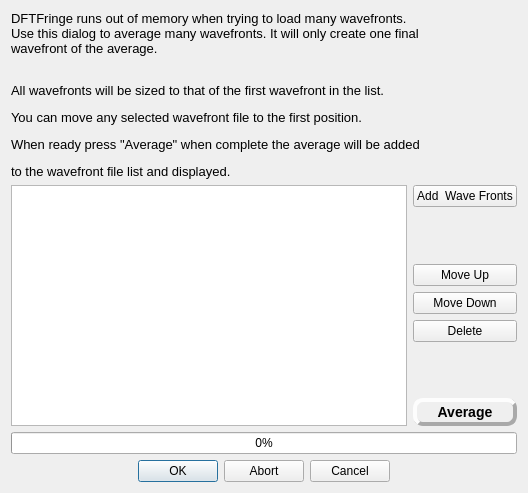
Qt form averagewavefrontfilesdlg.ui (githubdoe/DFTFringe) before a commit.
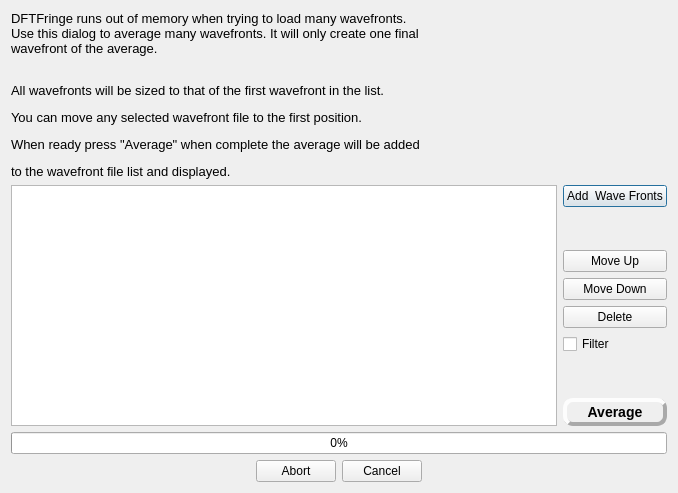
The same form after that commit. Icons and pictures are not drawn.

The edit to the form file:
```diff
--- a/averagewavefrontfilesdlg.ui
+++ b/averagewavefrontfilesdlg.ui
@@ -6,7 +6,7 @@
    <rect>
     <x>0</x>
     <y>0</y>
-    <width>528</width>
+    <width>678</width>
     <height>493</height>
    </rect>
   </property>
@@ -84,6 +84,16 @@
          </property>
         </widget>
        </item>
+       <item>
+        <widget class="QCheckBox" name="filterCB">
+         <property name="toolTip">
+          <string>&lt;html&gt;&lt;head/&gt;&lt;body&gt;&lt;p&gt;Exclude wavefronts from the average that exceed an RMS value.&lt;/p&gt;&lt;p&gt;Excluded wavefronts will be colored in red at the end of the average.&lt;/p&gt;&lt;/body&gt;&lt;/html&gt;</string>
+         </property>
+         <property name="text">
+          <string>Filter</string>
+         </property>
+        </widget>
+       </item>
        <item>
         <spacer name="verticalSpacer">
          <property name="orientation">
@@ -130,7 +140,7 @@
       <enum>Qt::Horizontal</enum>
      </property>
      <property name="standardButtons">
-      <set>QDialogButtonBox::Abort|QDialogButtonBox::Cancel|QDialogButtonBox::Ok</set>
+      <set>QDialogButtonBox::Abort|QDialogButtonBox::Cancel</set>
      </property>
      <property name="centerButtons">
       <bool>true</bool>
```
